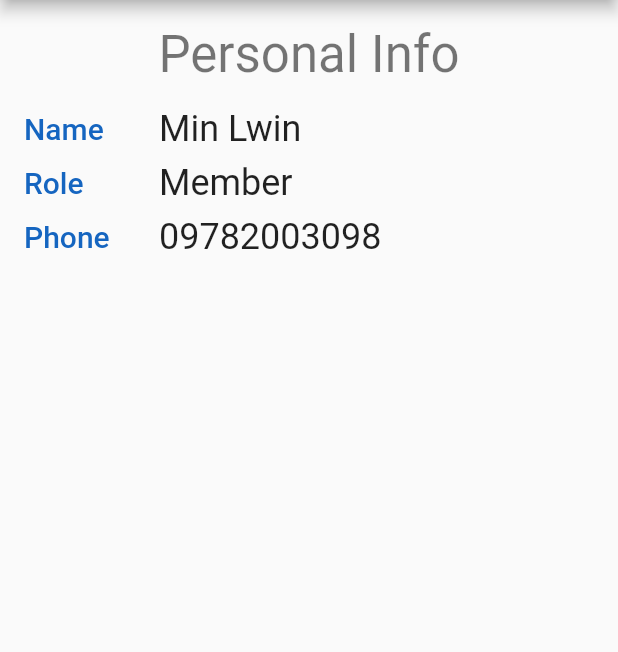
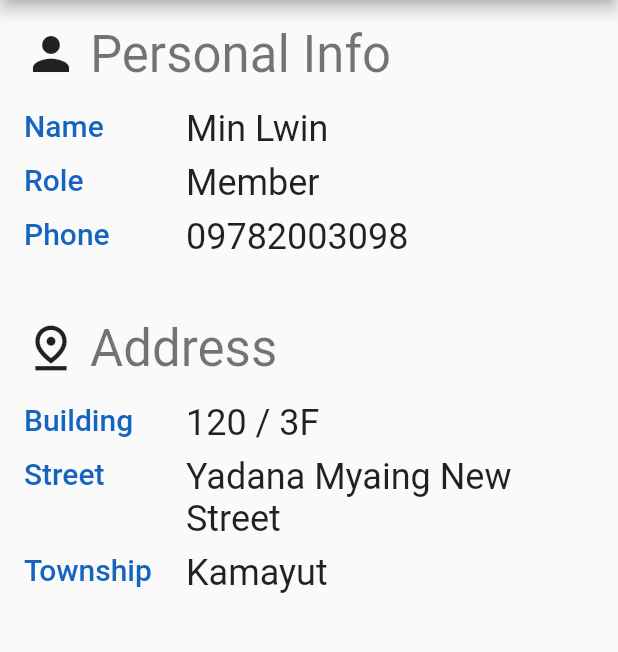
Before and after one commit to minlwin/flutter-codelab-202207, a Flutter app: the screen it shows after launch, on a phone screen of 412 x 824 dp, the part 84-736 px from its top. Run offline on Flutter 3.47's test engine with Material 2 defaults, Android fonts, the phone set to English and light mode, and no system bars.

Commit message:
Update Stateless

```diff
--- a/stateless/lib/address.widget.dart
+++ b/stateless/lib/address.widget.dart
@@ -1,10 +1,39 @@
 import 'package:flutter/material.dart';
+import 'package:stateless/model.dart';
+import 'package:stateless/user.widget.dart';
 
 class AddressWidget extends StatelessWidget {
-  const AddressWidget({Key? key}) : super(key: key);
+  final Address address;
+  const AddressWidget(this.address, {Key? key}) : super(key: key);
 
   @override
   Widget build(BuildContext context) {
-    return Container();
+    return Container(
+      alignment: Alignment.topLeft,
+      child: Column(
+        crossAxisAlignment: CrossAxisAlignment.start,
+        children: [
+          Row(
+            children: [
+              const Padding(
+                padding: EdgeInsets.only(right: 8),
+                child: Icon(
+                  Icons.pin_drop_outlined,
+                  size: 36,
+                ),
+              ),
+              Text(
+                "Address",
+                style: Theme.of(context).textTheme.headline4,
+              ),
+            ],
+          ),
+          const SizedBox(height: 16),
+          NamedLabel(title: "Building", value: address.address),
+          NamedLabel(title: "Street", value: address.street),
+          NamedLabel(title: "Township", value: address.township),
+        ],
+      ),
+    );
   }
 }
--- a/stateless/lib/model.dart
+++ b/stateless/lib/model.dart
@@ -5,7 +5,7 @@ class DataModel {
         role: "Member",
         address: Address(
           address: "120 / 3F",
-          street: "Yadana Myaing Street",
+          street: "Yadana Myaing New Street",
           township: "Kamayut",
         ),
       );
--- a/stateless/lib/personal.info.widget.dart
+++ b/stateless/lib/personal.info.widget.dart
@@ -12,10 +12,22 @@ class PersonalInfo extends StatelessWidget {
       alignment: Alignment.topLeft,
       width: double.infinity,
       child: Column(
+        crossAxisAlignment: CrossAxisAlignment.start,
         children: [
-          Text(
-            "Personal Info",
-            style: Theme.of(context).textTheme.headline4,
+          Row(
+            children: [
+              const Padding(
+                padding: EdgeInsets.only(right: 8),
+                child: Icon(
+                  Icons.person,
+                  size: 36,
+                ),
+              ),
+              Text(
+                "Personal Info",
+                style: Theme.of(context).textTheme.headline4,
+              ),
+            ],
           ),
           ListView.builder(
             padding: const EdgeInsets.only(top: 16),
--- a/stateless/lib/user.widget.dart
+++ b/stateless/lib/user.widget.dart
@@ -1,4 +1,5 @@
 import 'package:flutter/material.dart';
+import 'package:stateless/address.widget.dart';
 import 'package:stateless/model.dart';
 import 'package:stateless/personal.info.widget.dart';
 
@@ -11,9 +12,12 @@ class UserWidget extends StatelessWidget {
     return Container(
       alignment: Alignment.topLeft,
       padding: const EdgeInsets.all(16),
+      width: double.infinity,
       child: Column(
         children: [
           PersonalInfo(user),
+          const SizedBox(height: 32),
+          AddressWidget(user.address),
         ],
       ),
     );
@@ -31,9 +35,10 @@ class NamedLabel extends StatelessWidget {
     return Padding(
       padding: const EdgeInsets.only(bottom: 8),
       child: Row(
+        crossAxisAlignment: CrossAxisAlignment.start,
         children: [
           SizedBox(
-            width: 90,
+            width: 108,
             child: Text(
               title,
               style: Theme.of(context)
@@ -42,9 +47,13 @@ class NamedLabel extends StatelessWidget {
                   ?.copyWith(color: Colors.blue.shade800),
             ),
           ),
-          Text(
-            value,
-            style: Theme.of(context).textTheme.headline5,
+          Expanded(
+            child: Text(
+              value,
+              style: Theme.of(context).textTheme.headline5,
+              overflow: TextOverflow.visible,
+              maxLines: 3,
+            ),
           ),
         ],
       ),
```
